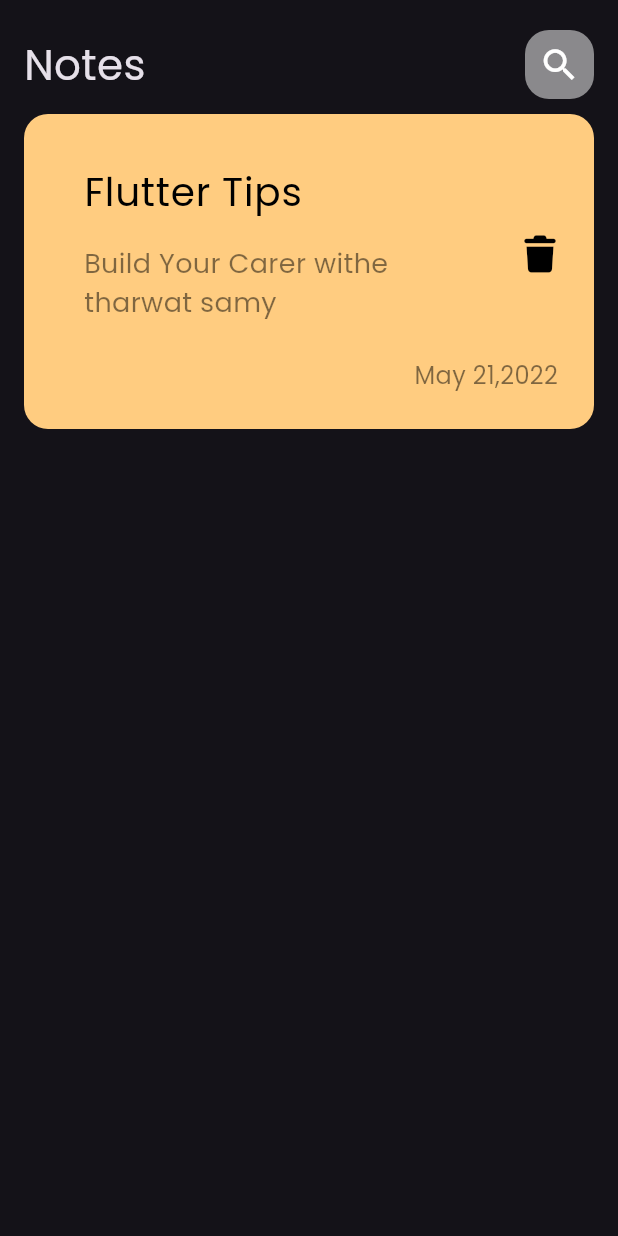
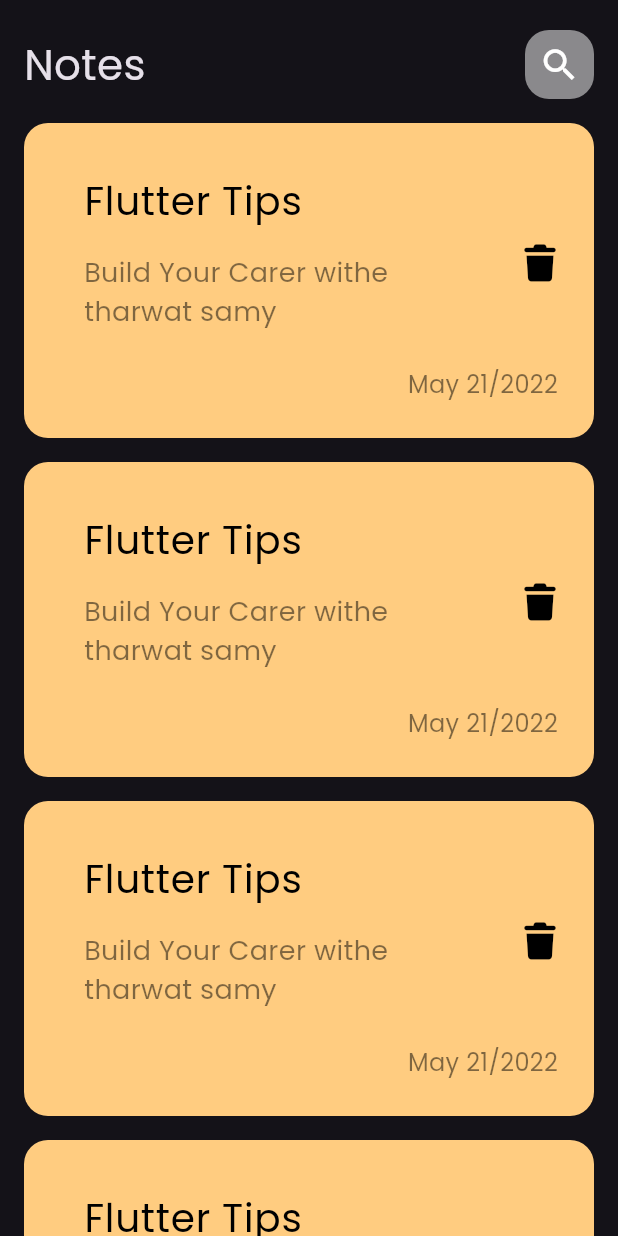
Before and after one commit to Mostafa-ragab-taha/nots_app, a Flutter app: the screen it shows after launch, on a phone screen of 412 x 824 dp. Run offline on Flutter 3.47's test engine with Material 3 defaults, Android fonts, the phone set to English and light mode, and no system bars; our stand-ins replace font_awesome_flutter.

Commit message:
create notes listview

```diff
--- a/lib/views/widgets/custom_app_bar.dart
+++ b/lib/views/widgets/custom_app_bar.dart
@@ -6,7 +6,7 @@ class CustomAppBar extends StatelessWidget {
   const CustomAppBar();
   @override
   Widget build(BuildContext context) {
-    // TODO: implement build
+
     return Row(
       mainAxisAlignment: MainAxisAlignment.spaceBetween,
       children: const [
--- a/lib/views/widgets/custom_note_item.dart
+++ b/lib/views/widgets/custom_note_item.dart
@@ -2,7 +2,7 @@ import 'package:flutter/material.dart';
 import 'package:font_awesome_flutter/font_awesome_flutter.dart';
 
 class NoteItem extends StatelessWidget {
-  const NoteItem({super.key});
+   NoteItem();
 
   @override
   Widget build(BuildContext context) {
@@ -45,7 +45,7 @@ class NoteItem extends StatelessWidget {
           Padding(
             padding: const EdgeInsets.only(right: 24),
             child: Text(
-              "May 21,2022",
+              "May 21/2022",
               style: TextStyle(
                 fontSize: 16,
                 color: Colors.black.withOpacity(.5),
--- /dev/null
+++ b/lib/views/widgets/notes_list_view.dart
@@ -0,0 +1,18 @@
+import 'package:flutter/material.dart';
+import 'package:nots_app/views/widgets/custom_note_item.dart';
+
+class NotesListView extends StatelessWidget
+{
+  const NotesListView();
+  @override
+  Widget build(BuildContext context) {
+
+    return ListView.builder(itemBuilder: (context,index)
+    {
+      return Padding(
+        padding: const EdgeInsets.symmetric(vertical: 8.0),
+        child: NoteItem(),
+      );
+    });
+  }
+}
--- a/lib/views/widgets/notes_view_body.dart
+++ b/lib/views/widgets/notes_view_body.dart
@@ -1,7 +1,7 @@
 import 'package:flutter/material.dart';
 
 import 'custom_app_bar.dart';
-import 'custom_note_item.dart';
+import 'notes_list_view.dart';
 
 class NotesViewBody extends StatelessWidget {
   const NotesViewBody();
@@ -10,15 +10,15 @@ class NotesViewBody extends StatelessWidget {
     return Padding(
       padding: const EdgeInsets.symmetric(horizontal: 16),
       child: Column(
-        children: const [
+        children: [
           SizedBox(
             height: 20,
           ),
           CustomAppBar(),
           SizedBox(
-            height: 10,
+            height: 8,
           ),
-          NoteItem(),
+          Expanded(child: NotesListView()),
         ],
       ),
     );
```
